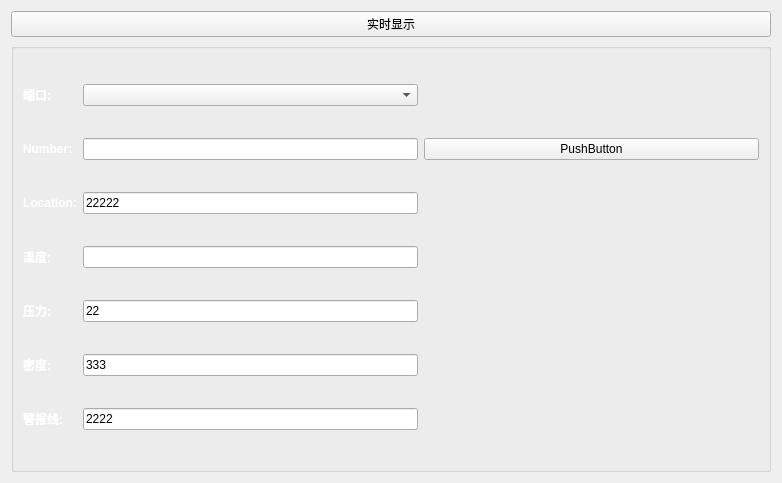
Qt form SpreadSheet/ui/dashboardform.ui (MelonSuika/EmonitorSys) before a commit.
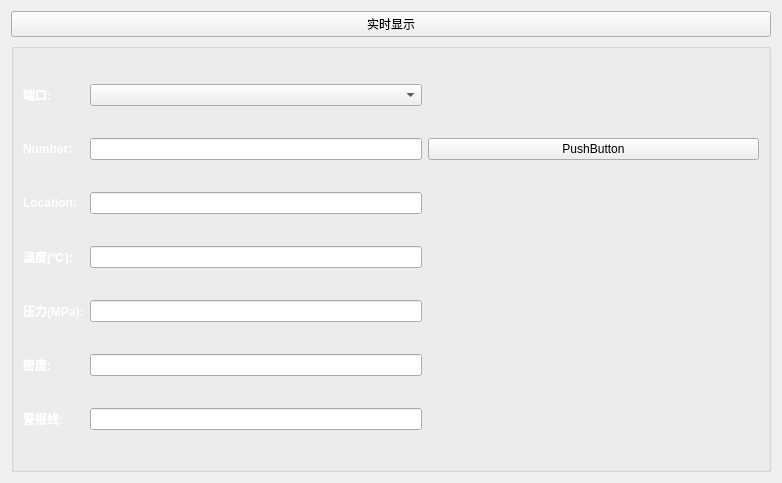
The same form after that commit.

The edit to the form file:
```diff
--- a/SpreadSheet/ui/dashboardform.ui
+++ b/SpreadSheet/ui/dashboardform.ui
@@ -51,21 +51,21 @@
             <item row="5" column="1">
              <widget class="QLineEdit" name="lineEdit_5">
               <property name="text">
-               <string>333</string>
+               <string/>
               </property>
              </widget>
             </item>
             <item row="2" column="1">
              <widget class="QLineEdit" name="lineEdit_2">
               <property name="text">
-               <string>22222</string>
+               <string/>
               </property>
              </widget>
             </item>
             <item row="4" column="1">
              <widget class="QLineEdit" name="lineEdit_4">
               <property name="text">
-               <string>22</string>
+               <string/>
               </property>
              </widget>
             </item>
@@ -92,7 +92,7 @@
             <item row="4" column="0">
              <widget class="QLabel" name="label_4">
               <property name="text">
-               <string>&lt;html&gt;&lt;head/&gt;&lt;body&gt;&lt;p&gt;&lt;span style=&quot; font-weight:600; color:#ffffff;&quot;&gt;压力:&lt;/span&gt;&lt;/p&gt;&lt;/body&gt;&lt;/html&gt;</string>
+               <string>&lt;html&gt;&lt;head/&gt;&lt;body&gt;&lt;p&gt;&lt;span style=&quot; font-weight:600; color:#ffffff;&quot;&gt;压力(MPa):&lt;/span&gt;&lt;/p&gt;&lt;/body&gt;&lt;/html&gt;</string>
               </property>
              </widget>
             </item>
@@ -109,14 +109,14 @@
             <item row="3" column="0">
              <widget class="QLabel" name="label_3">
               <property name="text">
-               <string>&lt;html&gt;&lt;head/&gt;&lt;body&gt;&lt;p&gt;&lt;span style=&quot; font-weight:600; color:#ffffff;&quot;&gt;温度:&lt;/span&gt;&lt;/p&gt;&lt;/body&gt;&lt;/html&gt;</string>
+               <string>&lt;html&gt;&lt;head/&gt;&lt;body&gt;&lt;p&gt;&lt;span style=&quot; font-weight:600; color:#ffffff;&quot;&gt;温度(℃):&lt;/span&gt;&lt;/p&gt;&lt;/body&gt;&lt;/html&gt;</string>
               </property>
              </widget>
             </item>
             <item row="6" column="1">
              <widget class="QLineEdit" name="lineEdit_6">
               <property name="text">
-               <string>2222</string>
+               <string/>
               </property>
              </widget>
             </item>
```
Left out of the diff: 16 changed lines with no effect on the pictures.
